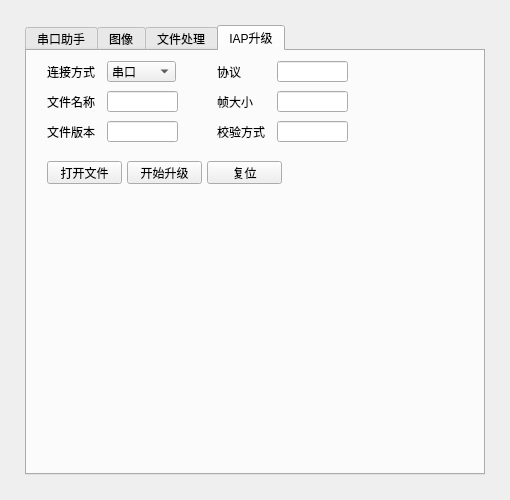
This is serial_test/widget.ui in Puddingbl/qt_serial_test as Qt 5 draws it before an edit. The edited form follows.
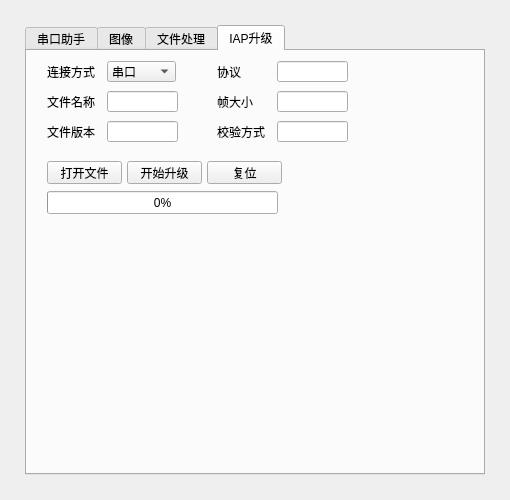
This is the edited form. The open tabs and pages were chosen to show the change.

What changed in the file:
```diff
--- a/serial_test/widget.ui
+++ b/serial_test/widget.ui
@@ -645,6 +645,19 @@
            </rect>
           </property>
          </widget>
+         <widget class="QProgressBar" name="progressBar">
+          <property name="geometry">
+           <rect>
+            <x>20</x>
+            <y>140</y>
+            <width>231</width>
+            <height>23</height>
+           </rect>
+          </property>
+          <property name="value">
+           <number>0</number>
+          </property>
+         </widget>
         </widget>
        </widget>
       </item>
```
Left out of the diff: 2 changed lines with no effect on the pictures.
